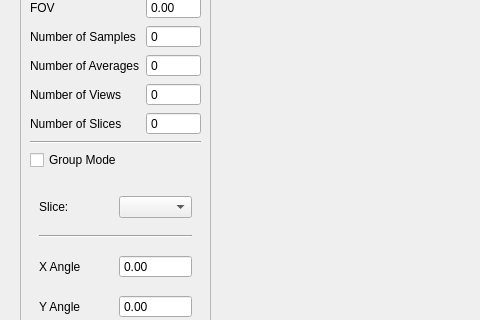
Before: the Qt Designer form exameditdialog.ui in xbghc/mrscan2, drawn with Qt 5; both pictures show x 0 to 480 and y 92 to 412 of the 926 by 648 pixel window.
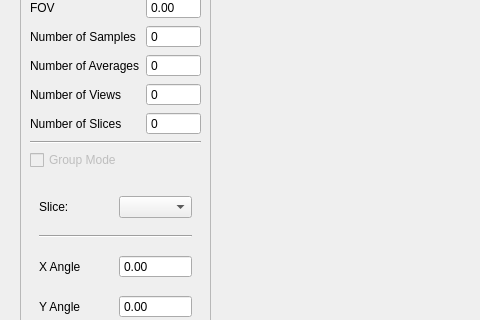
After: the same form once the commit is applied. Custom widgets are drawn as their Qt base class.

Commit message: refactor: 整理exam编辑窗口的代码，同时禁止手动切换组模式

```diff
--- a/exameditdialog.ui
+++ b/exameditdialog.ui
@@ -91,7 +91,7 @@
           <item row="8" column="0" colspan="2">
            <widget class="QCheckBox" name="checkGroupMode">
             <property name="enabled">
-             <bool>true</bool>
+             <bool>false</bool>
             </property>
             <property name="text">
              <string>Group Mode</string>
```
The commit also changes 2 other files.
